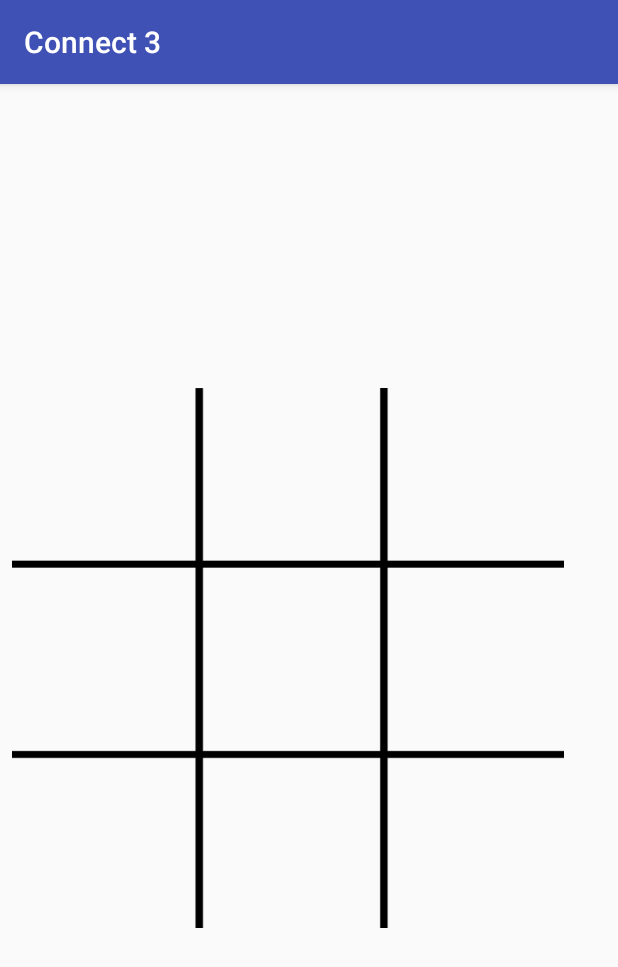
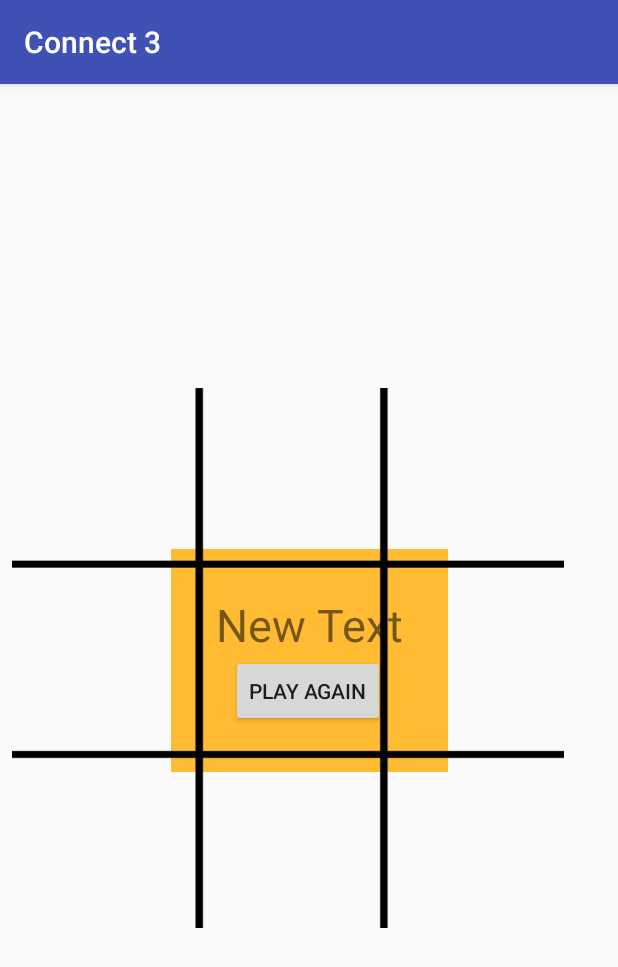
Before and after one commit to cherrythia/LearnAndroidApp, an Android app: the screen it shows after launch (MainActivity), on a phone screen of 412 x 824 dp. Shown: the top 967 px of the screen. Run offline under Robolectric (Android 15) with nearby library versions, the phone set to English and light mode, and no system bars.

Commit message:
update changes before working on changes

```diff
--- a/Connect3/app/src/main/java/com/example/clpl2/connect3/MainActivity.java
+++ b/Connect3/app/src/main/java/com/example/clpl2/connect3/MainActivity.java
@@ -55,6 +55,9 @@ public class MainActivity extends AppCompatActivity {
 
                     LinearLayout layout = (LinearLayout) findViewById(R.id.playAgainLayout);
                     layout.setVisibility(View.VISIBLE);
+
+                    GridLayout gridLayout = (GridLayout) findViewById(R.id.gridLayout);
+                    gridLayout.setVisibility(View.INVISIBLE);
                 }
             }
 
@@ -63,8 +66,12 @@ public class MainActivity extends AppCompatActivity {
     }
 
     public void playAgain(View view) {
+
         LinearLayout layout = (LinearLayout) findViewById(R.id.playAgainLayout);
         layout.setVisibility(View.INVISIBLE);
+
+        GridLayout gridLayout = (GridLayout) findViewById(R.id.gridLayout);
+        gridLayout.setVisibility(View.VISIBLE);
 
         activePlayer = 0;
 
--- a/Connect3/app/src/main/res/layout/activity_main.xml
+++ b/Connect3/app/src/main/res/layout/activity_main.xml
@@ -10,19 +10,26 @@
         android:id="@+id/playAgainLayout"
         android:layout_width="wrap_content"
         android:layout_height="wrap_content"
+        android:layout_marginBottom="8dp"
+        android:layout_marginLeft="8dp"
+        android:layout_marginRight="8dp"
+        android:layout_marginTop="8dp"
         android:alpha="1"
         android:background="@android:color/holo_orange_light"
-        android:orientation="vertical"
         android:padding="30dp"
-        android:visibility="invisible"
-        tools:layout_editor_absoluteX="99dp"
-        tools:layout_editor_absoluteY="183dp" >
+        android:visibility="visible"
+        app:layout_constraintBottom_toBottomOf="parent"
+        app:layout_constraintLeft_toLeftOf="parent"
+        app:layout_constraintRight_toRightOf="parent"
+        app:layout_constraintTop_toTopOf="parent"
+        android:orientation="vertical">
 
         <TextView
             android:id="@+id/winnerMessage"
             android:layout_width="wrap_content"
             android:layout_height="wrap_content"
             android:text="New Text"
+            android:textAlignment="center"
             android:textSize="30sp" />
 
         <Button
@@ -37,10 +44,12 @@
     </LinearLayout>
 
     <GridLayout
+        android:id="@+id/gridLayout"
         android:layout_width="368dp"
         android:layout_height="360dp"
         android:layout_marginLeft="8dp"
         android:layout_marginStart="8dp"
+        android:alpha="1"
         android:background="@drawable/board"
         android:columnCount="3"
         android:rowCount="3"
@@ -49,8 +58,7 @@
         app:layout_constraintLeft_toLeftOf="parent"
         app:layout_constraintRight_toRightOf="parent"
         app:layout_constraintTop_toTopOf="parent"
-        app:layout_constraintVertical_bias="0.496"
-        android:id="@+id/gridLayout">
+        app:layout_constraintVertical_bias="0.496">
 
         <ImageView
             android:id="@+id/imageView"
```
